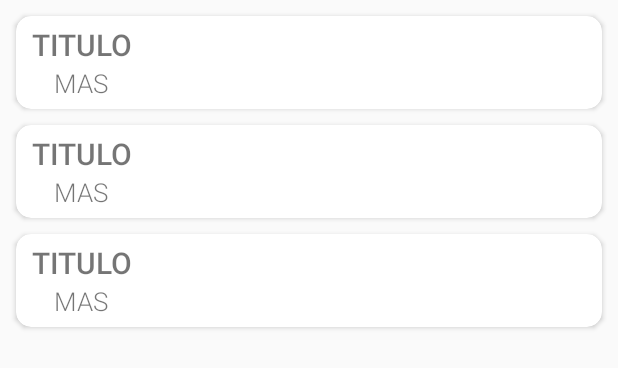
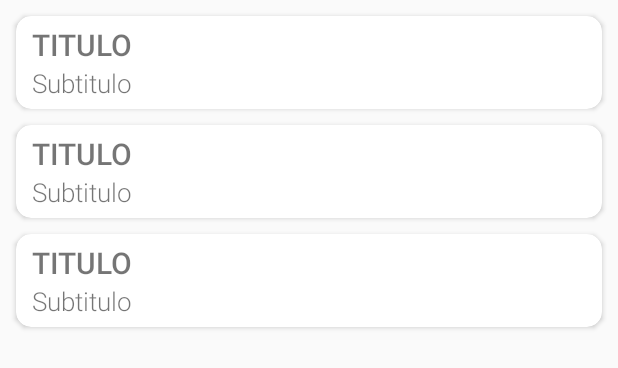
Before and after one commit to cess1/ProyectoMobil, an Android app: the layout activity_main.xml on its own in the app's theme, with its tools: preview values and no code run, on a phone screen of 412 x 824 dp. Shown: the top 368 px of the screen. Run offline under Robolectric (Android 15) with nearby library versions, the phone set to English and light mode, and no system bars.

Commit message:
Se creo Videos

```diff
--- a/app/src/main/java/com/example/proyectomobil/Video/ConsumirApi.kt
+++ b/app/src/main/java/com/example/proyectomobil/MappkiiREST/ConsumirApi.kt
@@ -1,9 +1,9 @@
-package com.example.proyectomobil.Video
+package com.example.proyectomobil
 
 import retrofit2.Call
 import retrofit2.http.GET
+
 interface ConsumirApi {
-
     @GET("Videos")
     fun getTraer(): Call<Videos>
 }
--- a/app/src/main/java/com/example/proyectomobil/Video/RetrofitViComidas.kt
+++ b/app/src/main/java/com/example/proyectomobil/MappkiiREST/RetrofitClient.kt
@@ -1,8 +1,10 @@
-package com.example.proyectomobil.Video
+package com.example.proyectomobil
 
 import retrofit2.Retrofit
 import retrofit2.converter.gson.GsonConverterFactory
-object RetrofitViComidas {
+
+object RetrofitClient {
+
     private val retrofit = Retrofit.Builder()
         .baseUrl("http://demo3782254.mockable.io/")
         .addConverterFactory(GsonConverterFactory.create())
--- a/app/src/main/java/com/example/proyectomobil/Video/Video.kt
+++ b/app/src/main/java/com/example/proyectomobil/MappkiiREST/Video.kt
@@ -1,4 +1,4 @@
-package com.example.proyectomobil.Video
+package com.example.proyectomobil
 
 data class Video(
     val MAS: String,
--- a/app/src/main/java/com/example/proyectomobil/Video/VideoVC.kt
+++ b/app/src/main/java/com/example/proyectomobil/MappkiiREST/VideoPlayerActivity.kt
@@ -1,4 +1,4 @@
-package com.example.proyectomobil.Video
+package com.example.proyectomobil
 
 import android.net.Uri
 import android.os.Bundle
@@ -8,7 +8,7 @@ import android.widget.VideoView
 import androidx.appcompat.app.AppCompatActivity
 import com.example.proyectomobil.R
 
-class VideoVC : AppCompatActivity() {
+class VideoPlayerActivity : AppCompatActivity() {
 
     lateinit var videoView: VideoView
     lateinit var videoTitleTextView: TextView
@@ -16,7 +16,7 @@ class VideoVC : AppCompatActivity() {
 
     override fun onCreate(savedInstanceState: Bundle?) {
         super.onCreate(savedInstanceState)
-        setContentView(R.layout.activity_v_c)
+        setContentView(R.layout.activity_video_player)
 
         videoView = findViewById(R.id.vdPromocional)
         videoTitleTextView = findViewById(R.id.videoTitleTextView)
--- a/app/src/main/java/com/example/proyectomobil/Video/Videos.kt
+++ b/app/src/main/java/com/example/proyectomobil/MappkiiREST/Videos.kt
@@ -1,4 +1,4 @@
-package com.example.proyectomobil.Video
+package com.example.proyectomobil
 
 data class Videos(
     val name: String,
--- a/app/src/main/res/layout/activity_videos_comida.xml
+++ b/app/src/main/res/layout/activity_main.xml
@@ -4,7 +4,7 @@
     xmlns:tools="http://schemas.android.com/tools"
     android:layout_width="match_parent"
     android:layout_height="match_parent"
-    tools:context=".Video.MainActivity">
+    tools:context=".MainActivity">
 
     <!-- activity_main.xml -->
     <androidx.recyclerview.widget.RecyclerView
@@ -13,7 +13,7 @@
         android:layout_height="match_parent"
         android:padding="5dp"
         app:layoutManager="androidx.recyclerview.widget.LinearLayoutManager"
-        tools:listitem="@layout/item_c_v" />
+        tools:listitem="@layout/item_video" />
 
 
 </LinearLayout>
--- a/app/src/main/res/layout/activity_v_c.xml
+++ b/app/src/main/res/layout/activity_video_player.xml
@@ -5,7 +5,7 @@
     android:layout_width="match_parent"
     android:layout_height="match_parent"
     android:orientation="vertical"
-    tools:context=".Video.VideoVC">
+    tools:context=".VideoPlayerActivity">
 
 
     <TextView
--- /dev/null
+++ b/app/src/main/res/layout/item_video.xml
@@ -0,0 +1,43 @@
+<?xml version="1.0" encoding="utf-8"?>
+<androidx.cardview.widget.CardView xmlns:android="http://schemas.android.com/apk/res/android"
+    android:layout_width="match_parent"
+    android:layout_height="wrap_content"
+    xmlns:app="http://schemas.android.com/apk/res-auto"
+    android:layout_margin="5dp"
+    app:cardCornerRadius="10dp">
+
+    <RelativeLayout
+        android:layout_width="match_parent"
+        android:layout_height="match_parent"
+        android:padding="5dp"
+        >
+
+
+        <LinearLayout
+            android:layout_width="wrap_content"
+            android:layout_height="wrap_content"
+            android:layout_marginLeft="5dp"
+            android:orientation="vertical"
+            android:gravity="center"
+            >
+
+        <TextView
+            android:id="@+id/textTitle"
+            android:layout_width="wrap_content"
+            android:layout_height="wrap_content"
+            android:text="TITULO"
+            android:textStyle="bold"
+            android:textSize="20dp"
+            android:fontFamily="sans-serif-light" />
+
+        <TextView
+            android:id="@+id/textSubtitle"
+            android:layout_width="wrap_content"
+            android:layout_height="wrap_content"
+            android:text="Subtitulo"
+            android:textSize="17dp"
+            android:fontFamily="sans-serif-light" />
+        </LinearLayout>
+
+    </RelativeLayout>
+</androidx.cardview.widget.CardView>
```
Also changed, not shown: app/src/main/AndroidManifest.xml (+20 -0 lines), app/src/main/java/com/example/proyectomobil/InicioActivity.kt (+14 -2 lines), app/src/main/java/com/example/proyectomobil/MappkiiREST/MainActivity.kt (renamed from app/src/main/java/com/example/proyectomobil/Video/MainActivity.kt, +10 -9 lines), app/src/main/java/com/example/proyectomobil/MappkiiREST/VideoAdapter.kt (renamed from app/src/main/java/com/example/proyectomobil/Video/VideoAdapter.kt, +6 -6 lines).
